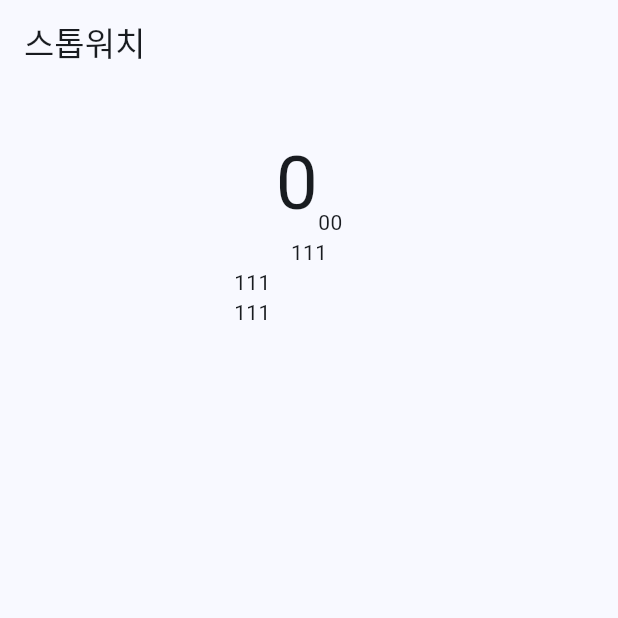
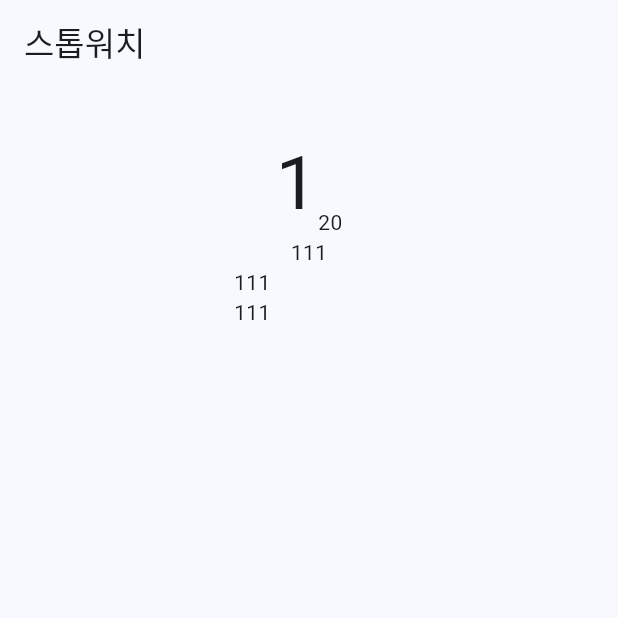
Before and after one commit to Shin-SeungHun/stop_watch, a Flutter app: the screen it shows after launch, after a tap on the "play arrow" icon, on a phone screen of 412 x 824 dp, the top half of it. Run offline on Flutter 3.47's test engine with Material 3 defaults, Android fonts, the phone set to English and light mode, and no system bars.

Commit message:
시작, 일시정지, 동작 로직, 시작표시 ui

```diff
--- a/lib/stop_watch_screen.dart
+++ b/lib/stop_watch_screen.dart
@@ -27,9 +27,17 @@ class _StopWatchScreenState extends State<StopWatchScreen> {
     }
   }
 
-  void _start() {}
+  void _start() {
+    _timer = Timer.periodic(const Duration(milliseconds: 10), (timer) {
+      setState(() {
+        _time++;
+      });
+    });
+  }
 
-  void _pause() {}
+  void _pause() {
+    _timer?.cancel();
+  }
 
   @override
   void dispose() {
@@ -39,6 +47,9 @@ class _StopWatchScreenState extends State<StopWatchScreen> {
 
   @override
   Widget build(BuildContext context) {
+    int sec = _time ~/ 100;
+    String hundredth = '${_time % 100}'.padLeft(2, '0');
+
     return Scaffold(
       appBar: AppBar(
         title: const Text('스톱워치'),
@@ -46,19 +57,19 @@ class _StopWatchScreenState extends State<StopWatchScreen> {
       body: Column(
         children: [
           const SizedBox(height: 30),
-          const Row(
+          Row(
             mainAxisAlignment: MainAxisAlignment.center,
             crossAxisAlignment: CrossAxisAlignment.end,
             children: [
-              Text('0', style: TextStyle(fontSize: 50)),
-              Text('00'),
+              Text('$sec', style: const TextStyle(fontSize: 50)),
+              Text(hundredth),
             ],
           ),
           SizedBox(
             width: 100,
             height: 200,
             child: ListView(
-              children: [
+              children: const [
                 Center(child: Text('111')),
                 Text('111'),
                 Text('111'),
```
